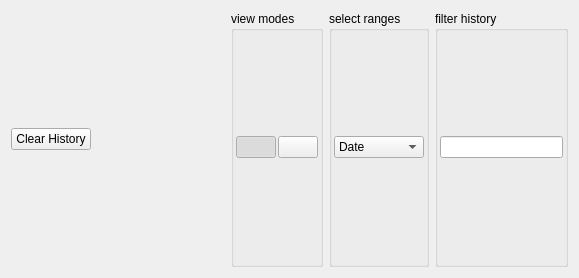
Above: ui/history/transferhistory.ui from KDE/kget before the change. Below: the same form after it.
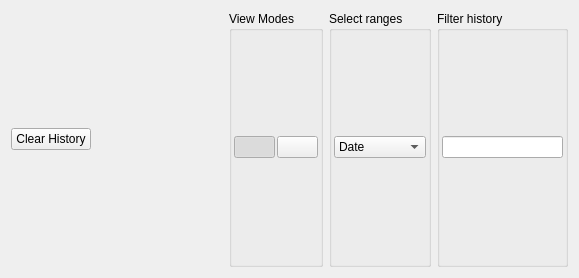
That is the form after the change. Custom widgets are drawn as their Qt base class.

What changed in the file:
```diff
--- a/ui/history/transferhistory.ui
+++ b/ui/history/transferhistory.ui
@@ -43,7 +43,7 @@
        <item>
         <widget class="KButtonGroup" name="viewmodesgroup" >
          <property name="title" >
-          <string comment="View modes" >view modes</string>
+          <string comment="View modes" >View Modes</string>
          </property>
          <property name="flat" >
           <bool>false</bool>
@@ -96,7 +96,7 @@
        <item>
         <widget class="KButtonGroup" name="kbuttongroup_2" >
          <property name="title" >
-          <string>select ranges</string>
+          <string>Select ranges</string>
          </property>
          <layout class="QHBoxLayout" name="horizontalLayout_2" >
           <property name="spacing" >
@@ -133,7 +133,7 @@
        <item>
         <widget class="KButtonGroup" name="kbuttongroup_3" >
          <property name="title" >
-          <string>filter history</string>
+          <string>Filter history</string>
          </property>
          <layout class="QHBoxLayout" name="horizontalLayout_3" >
           <property name="spacing" >
```
